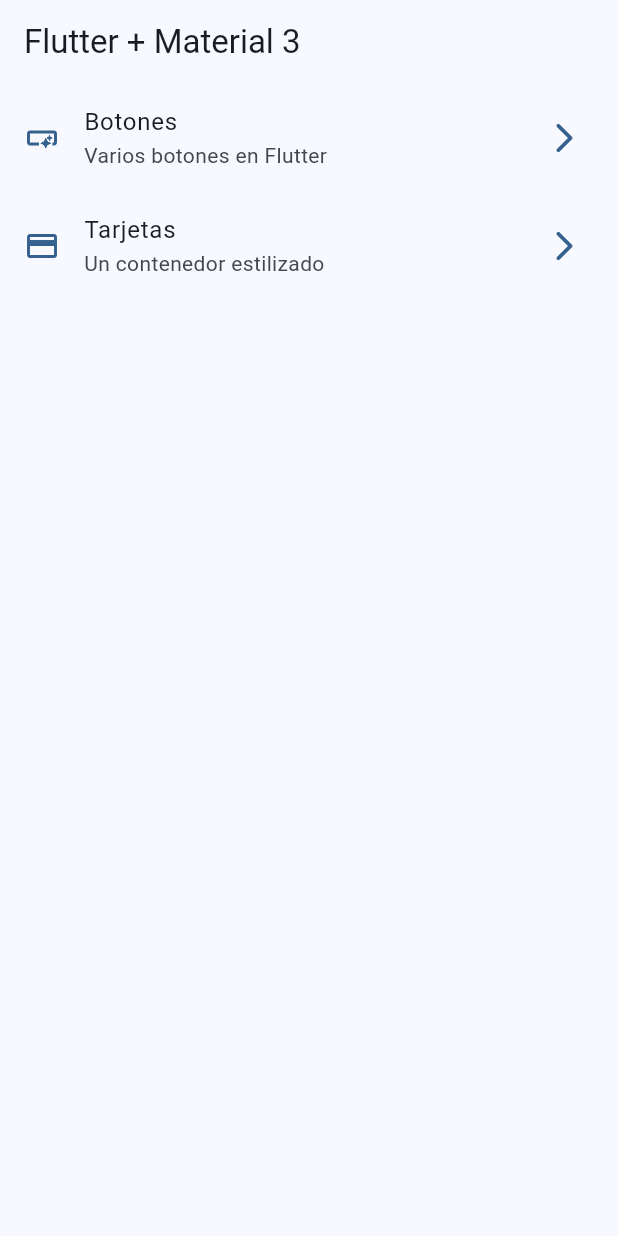
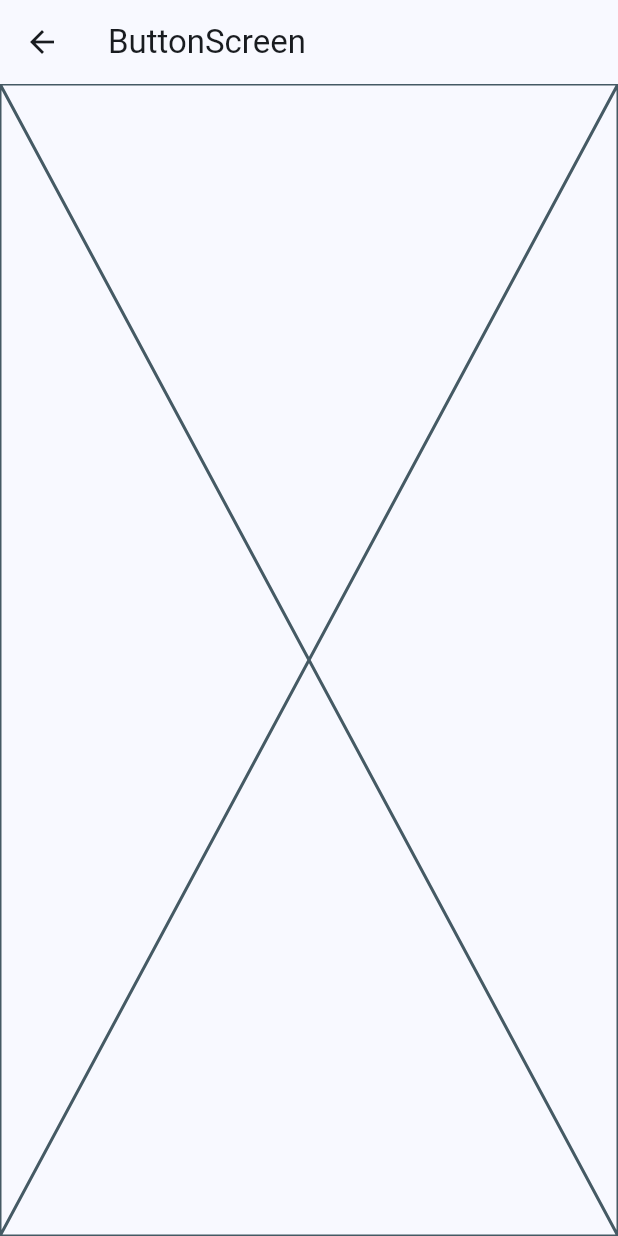
Before and after one commit to juancjr99/widgets_app, a Flutter app: the screen it shows after launch, after a tap on "Botones", on a phone screen of 412 x 824 dp. Run offline on Flutter 3.47's test engine with Material 3 defaults, Android fonts, the phone set to English and light mode, and no system bars.

```diff
--- a/lib/config/theme/menu/manu_items.dart
+++ b/lib/config/theme/menu/manu_items.dart
@@ -24,7 +24,7 @@ const appMenuItems = <MenuItem>[
    MenuItem(
     title: 'Tarjetas',
     subTitle: 'Un contenedor estilizado',
-    link: '/card',
+    link: '/cards',
     icon: Icons.credit_card,
   ),
 
--- a/lib/main.dart
+++ b/lib/main.dart
@@ -1,5 +1,7 @@
 import 'package:flutter/material.dart';
 import 'package:widgets_app/config/theme/app_theme.dart';
+import 'package:widgets_app/presentation/screens/buttons/buttons_screen.dart';
+import 'package:widgets_app/presentation/screens/cards/cards_screen.dart';
 import 'package:widgets_app/presentation/screens/home/home_screen.dart';
 
 
@@ -15,7 +17,11 @@ class MainApp extends StatelessWidget {
     return MaterialApp(
       debugShowCheckedModeBanner: false,
       theme: AppTheme(selectedColor: 0).getTheme(),
-      home:  const HomeScreen( ),
+      home:  const HomeScreen(),
+      routes: {
+        '/buttons' : (context) =>const  ButtonsScreen(),
+        '/cards' : (context) => const CardsScree(),
+      },
     );
   }
 }
--- /dev/null
+++ b/lib/presentation/screens/buttons/buttons_screen.dart
@@ -0,0 +1,16 @@
+import 'package:flutter/material.dart';
+
+
+class ButtonsScreen extends StatelessWidget {
+  const ButtonsScreen({super.key});
+
+  @override
+  Widget build(BuildContext context) {
+    return  Scaffold(
+      appBar: AppBar(
+        title: const Text("ButtonScreen"),
+      ),
+      body: const Placeholder(),
+    );
+  }
+}
--- a/lib/presentation/screens/home/home_screen.dart
+++ b/lib/presentation/screens/home/home_screen.dart
@@ -1,5 +1,6 @@
 import 'package:flutter/material.dart';
 import 'package:widgets_app/config/theme/menu/manu_items.dart';
+import 'package:widgets_app/presentation/screens/buttons/buttons_screen.dart';
 
 class HomeScreen extends StatelessWidget {
   const HomeScreen({super.key});
@@ -54,7 +55,10 @@ class _CustomListTile extends StatelessWidget {
       title:  Text(menuItem.title),
       subtitle: Text(menuItem.subTitle),
       onTap: (){
-        //TODO navegar entre Pantallas
+        // Navigator.of(context).push(
+        //   MaterialPageRoute(builder: (context) => const ButtonsScreen())
+        // );
+        Navigator.pushNamed(context, menuItem.link);
       },
     );
   }
```
Also changed, not shown: lib/presentation/screens/cards/cards_screen.dart (added, +16 -0 lines).
